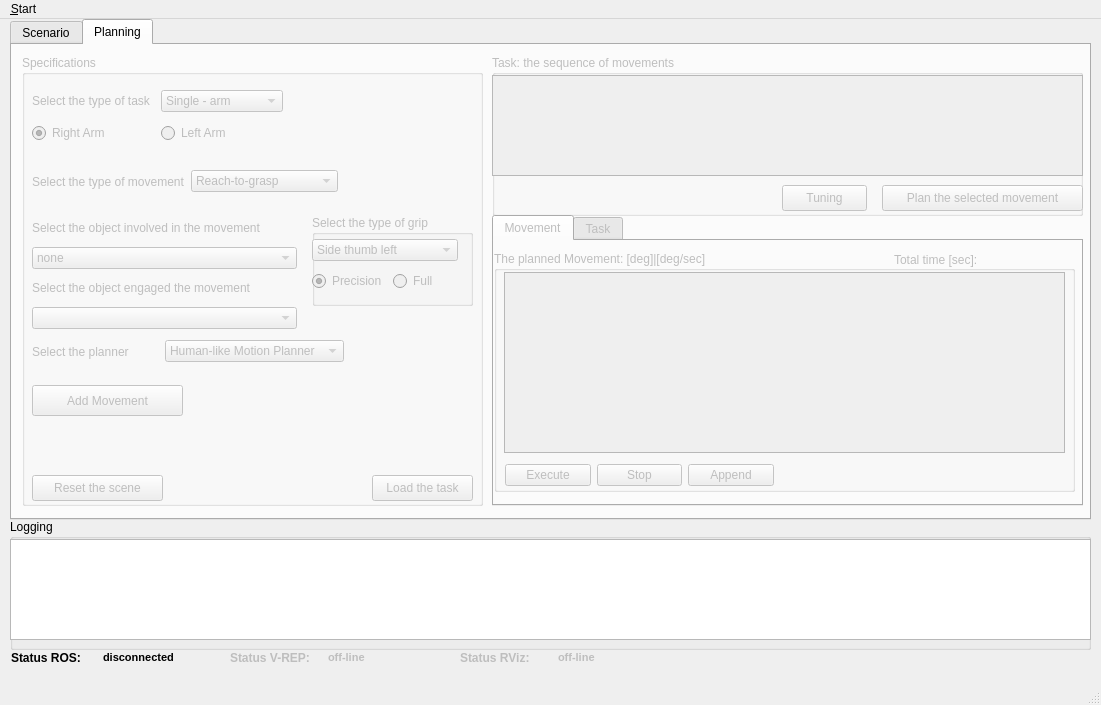
Old version of the form ui/main_window.ui in the repository zohannn/motion_manager.
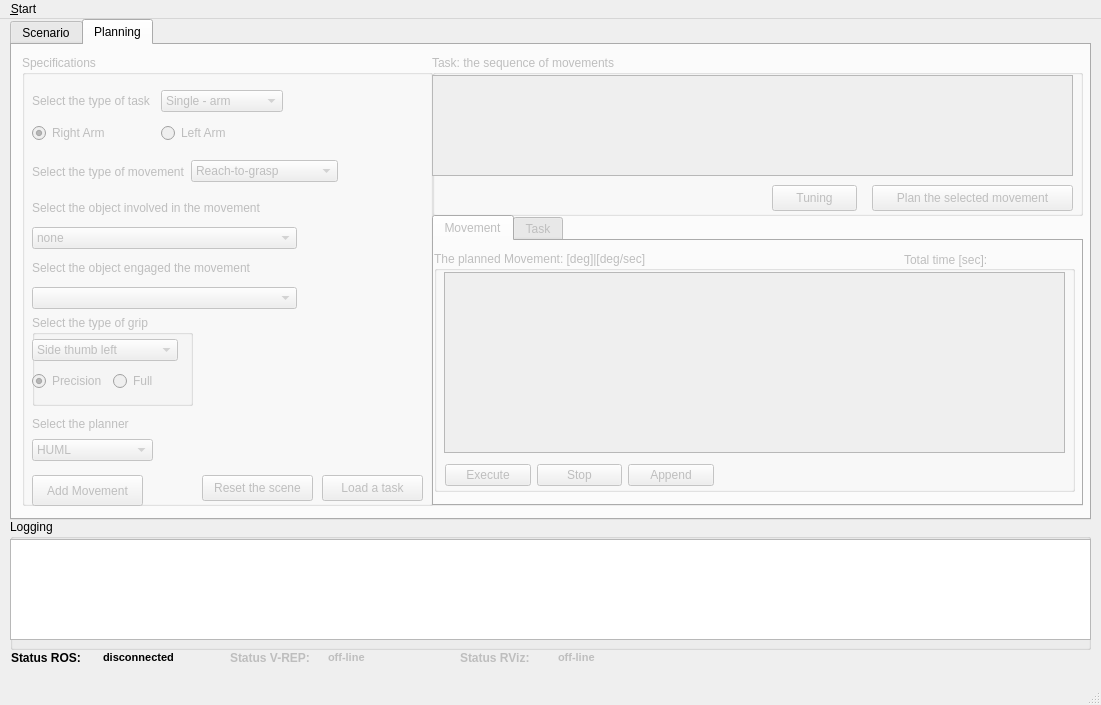
New version of the form. The open tabs and pages were chosen to show the change. Icons and pictures are not drawn.

```diff
--- a/ui/main_window.ui
+++ b/ui/main_window.ui
@@ -375,7 +375,7 @@
        <rect>
         <x>10</x>
         <y>10</y>
-        <width>461</width>
+        <width>411</width>
         <height>451</height>
        </rect>
       </property>
@@ -444,7 +444,7 @@
        <property name="geometry">
         <rect>
          <x>10</x>
-         <y>110</y>
+         <y>100</y>
          <width>306</width>
          <height>33</height>
         </rect>
@@ -497,7 +497,7 @@
        <property name="geometry">
         <rect>
          <x>10</x>
-         <y>160</y>
+         <y>140</y>
          <width>265</width>
          <height>54</height>
         </rect>
@@ -524,8 +524,8 @@
       <widget class="QGroupBox" name="groupBox_grip">
        <property name="geometry">
         <rect>
-         <x>290</x>
-         <y>160</y>
+         <x>10</x>
+         <y>260</y>
          <width>161</width>
          <height>91</height>
         </rect>
@@ -605,12 +605,12 @@
        <property name="geometry">
         <rect>
          <x>10</x>
-         <y>280</y>
-         <width>312</width>
-         <height>33</height>
+         <y>360</y>
+         <width>121</width>
+         <height>46</height>
         </rect>
        </property>
-       <layout class="QHBoxLayout" name="horizontalLayout_planner">
+       <layout class="QVBoxLayout" name="verticalLayout_2">
         <item>
          <widget class="QLabel" name="label_5">
           <property name="text">
@@ -622,7 +622,37 @@
          <widget class="QComboBox" name="comboBox_planner">
           <item>
            <property name="text">
-            <string>Human-like Motion Planner</string>
+            <string>HUML</string>
+           </property>
+          </item>
+          <item>
+           <property name="text">
+            <string>RRT</string>
+           </property>
+          </item>
+          <item>
+           <property name="text">
+            <string>RRTConnect</string>
+           </property>
+          </item>
+          <item>
+           <property name="text">
+            <string>RRTstar</string>
+           </property>
+          </item>
+          <item>
+           <property name="text">
+            <string>PRM</string>
+           </property>
+          </item>
+          <item>
+           <property name="text">
+            <string>PRMstar</string>
+           </property>
+          </item>
+          <item>
+           <property name="text">
+            <string>LBKPIECE</string>
            </property>
           </item>
          </widget>
@@ -633,8 +663,8 @@
        <property name="geometry">
         <rect>
          <x>10</x>
-         <y>330</y>
-         <width>151</width>
+         <y>420</y>
+         <width>111</width>
          <height>31</height>
         </rect>
        </property>
@@ -646,7 +676,7 @@
        <property name="geometry">
         <rect>
          <x>10</x>
-         <y>220</y>
+         <y>200</y>
          <width>265</width>
          <height>54</height>
         </rect>
@@ -667,9 +697,9 @@
       <widget class="QPushButton" name="pushButton_scene_reset">
        <property name="geometry">
         <rect>
-         <x>10</x>
+         <x>180</x>
          <y>420</y>
-         <width>131</width>
+         <width>111</width>
          <height>26</height>
         </rect>
        </property>
@@ -680,23 +710,23 @@
       <widget class="QPushButton" name="pushButton_load_task">
        <property name="geometry">
         <rect>
-         <x>350</x>
+         <x>300</x>
          <y>420</y>
          <width>101</width>
          <height>26</height>
         </rect>
        </property>
        <property name="text">
-        <string>Load the task</string>
+        <string>Load a task</string>
        </property>
       </widget>
      </widget>
      <widget class="QGroupBox" name="groupBox_task">
       <property name="geometry">
        <rect>
-        <x>480</x>
+        <x>420</x>
         <y>10</y>
-        <width>591</width>
+        <width>651</width>
         <height>161</height>
        </rect>
       </property>
@@ -708,7 +738,7 @@
         <rect>
          <x>0</x>
          <y>20</y>
-         <width>591</width>
+         <width>641</width>
          <height>101</height>
         </rect>
        </property>
@@ -716,7 +746,7 @@
       <widget class="QPushButton" name="pushButton_plan">
        <property name="geometry">
         <rect>
-         <x>390</x>
+         <x>440</x>
          <y>130</y>
          <width>201</width>
          <height>26</height>
@@ -729,7 +759,7 @@
       <widget class="QPushButton" name="pushButton_tuning">
        <property name="geometry">
         <rect>
-         <x>290</x>
+         <x>340</x>
          <y>130</y>
          <width>85</width>
          <height>26</height>
@@ -743,9 +773,9 @@
      <widget class="QTabWidget" name="tabWidget_sol">
       <property name="geometry">
        <rect>
-        <x>480</x>
+        <x>420</x>
         <y>170</y>
-        <width>591</width>
+        <width>651</width>
         <height>291</height>
        </rect>
       </property>
@@ -761,7 +791,7 @@
          <rect>
           <x>0</x>
           <y>10</y>
-          <width>581</width>
+          <width>641</width>
           <height>241</height>
          </rect>
         </property>
@@ -773,7 +803,7 @@
           <rect>
            <x>10</x>
            <y>21</y>
-           <width>561</width>
+           <width>621</width>
            <height>181</height>
           </rect>
          </property>
@@ -781,7 +811,7 @@
         <widget class="QWidget" name="layoutWidget_time_mov">
          <property name="geometry">
           <rect>
-           <x>400</x>
+           <x>470</x>
            <y>0</y>
            <width>166</width>
            <height>17</height>
```
Left out of the diff: 8 changed lines with no effect on the pictures.
